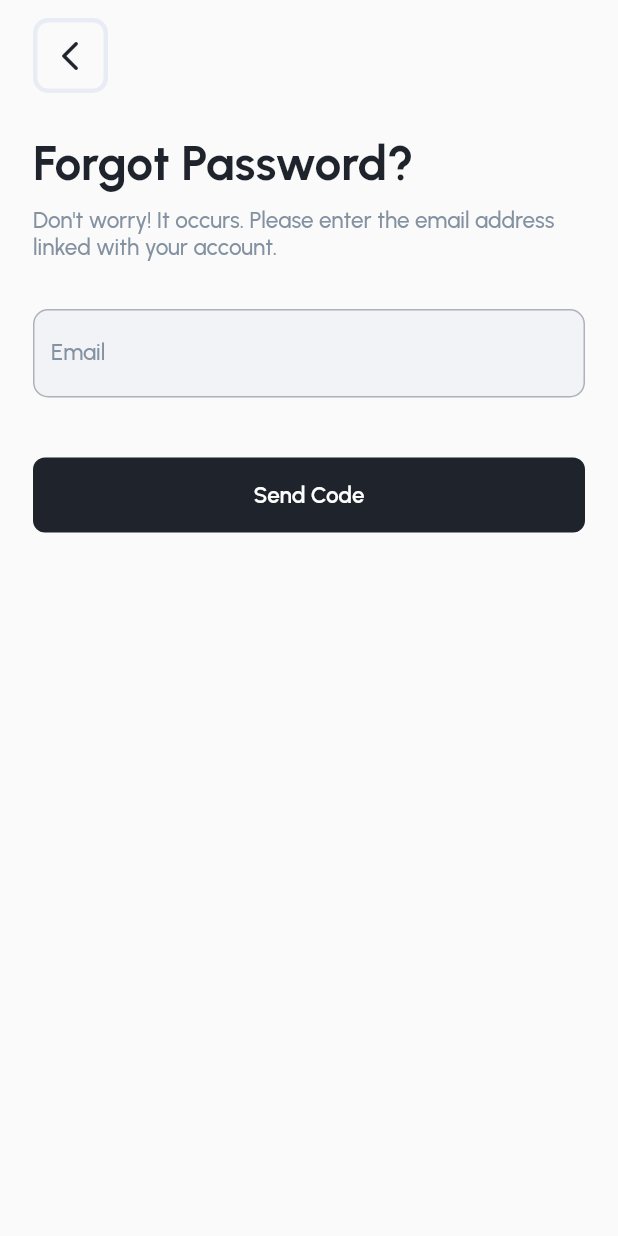
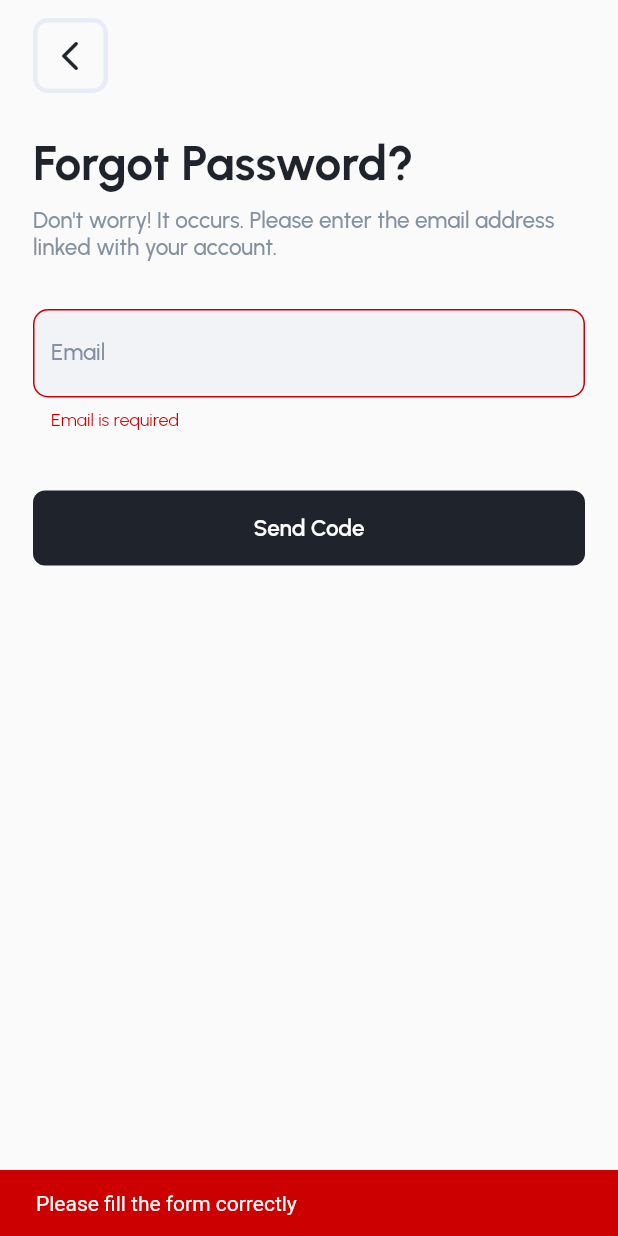
Before and after one commit to pramek008/teknikal_test_fan, a Flutter app: the ForgotPasswordScreen screen opened directly, after a tap on "Send Code", on a phone screen of 412 x 824 dp. Run offline on Flutter 3.47's test engine with Material 2 defaults, Android fonts, the phone set to English and light mode, and no system bars; our stand-ins replace bloc, cloud_firestore, equatable, firebase_auth, firebase_core, flutter_bloc and 1 more; accounts and stored records are empty.

Commit message:
add forgot password & fix verification

```diff
--- a/lib/cubit/email_varification_cubit.dart
+++ b/lib/cubit/email_varification_cubit.dart
@@ -45,4 +45,15 @@ class EmailVarificationCubit extends Cubit<EmailVarificationState> {
       emit(EmailVerificationFailed(e.toString()));
     }
   }
+
+  //reset password
+  void resetPassword(String email) async {
+    try {
+      emit(EmailVerificationLoading());
+      await _authService.resetPassword(email);
+      emit(EmailVerificationSuccess('Reset password email has been sent'));
+    } catch (e) {
+      emit(EmailVerificationFailed(e.toString()));
+    }
+  }
 }
--- a/lib/screens/email_verification_screen.dart
+++ b/lib/screens/email_verification_screen.dart
@@ -19,7 +19,7 @@ class _EmailVerificationScreenState extends State<EmailVerificationScreen> {
   @override
   void initState() {
     //check if user is email verified periodically
-    BlocProvider.of<AuthCubit>(context).getUser();
+    // BlocProvider.of<AuthCubit>(context).getUser();
     Timer.periodic(Duration(seconds: 5), (timer) {
       BlocProvider.of<EmailVarificationCubit>(context).checkEmailVerified();
     });
@@ -93,10 +93,8 @@ class _EmailVerificationScreenState extends State<EmailVerificationScreen> {
               BlocConsumer<EmailVarificationCubit, EmailVarificationState>(
                 listener: (context, state) {
                   if (state is EmailVerificationSuccess) {
-                    // Jika email sudah diverifikasi, maka akan kembali ke halaman home
                     Navigator.pushAndRemoveUntil(
                         context,
-                        // MaterialPageRoute(builder: (context) => HomeScreen()),
                         MaterialPageRoute(builder: (context) => HomeScreen()),
                         (route) => false);
                     ScaffoldMessenger.of(context).showSnackBar(
--- a/lib/screens/forgot_password_screen.dart
+++ b/lib/screens/forgot_password_screen.dart
@@ -1,18 +1,42 @@
+import 'dart:math';
+
 import 'package:flutter/material.dart';
+import 'package:flutter_bloc/flutter_bloc.dart';
+import 'package:test_teknikal_fan/cubit/email_varification_cubit.dart';
 import 'package:test_teknikal_fan/utils/theme.dart';
 import 'package:test_teknikal_fan/utils/validator.dart' as validator;
 import 'package:test_teknikal_fan/widgets/btn_widget.dart';
 import 'package:test_teknikal_fan/widgets/text_form_field.dart';
 
-class ForgotPasswordScreen extends StatelessWidget {
-  const ForgotPasswordScreen({super.key});
+class ForgotPasswordScreen extends StatefulWidget {
+  const ForgotPasswordScreen({super.key, this.email});
+
+  final String? email;
+
+  @override
+  State<ForgotPasswordScreen> createState() => _ForgotPasswordScreenState();
+}
+
+class _ForgotPasswordScreenState extends State<ForgotPasswordScreen> {
+  final _formKey = GlobalKey<FormState>();
+  final _emailController = TextEditingController();
+
+  @override
+  void initState() {
+    if (widget.email != null) {
+      _emailController.text = widget.email!;
+    }
+    super.initState();
+  }
+
+  @override
+  void dispose() {
+    _emailController.dispose();
+    super.dispose();
+  }
 
   @override
   Widget build(BuildContext context) {
-    final _formKey = GlobalKey<FormState>();
-
-    final _emailController = TextEditingController();
-
     Widget heading() => Container(
           margin: EdgeInsets.only(
             top: 12,
@@ -87,11 +111,52 @@ class ForgotPasswordScreen extends StatelessWidget {
                 SizedBox(
                   height: 40,
                 ),
-                CustomButtonWidget(
-                  btnName: 'Send Code',
-                  width: defaultMargin,
-                  statusColor: true,
-                  onPressed: () {},
+                BlocConsumer<EmailVarificationCubit, EmailVarificationState>(
+                  listener: (context, state) {
+                    if (state is EmailVerificationSuccess) {
+                      ScaffoldMessenger.of(context).showSnackBar(
+                        SnackBar(
+                          backgroundColor: greenColor,
+                          content: Text(
+                              'Reset password email has been sent to ${_emailController.text}'),
+                          duration: Duration(seconds: 3),
+                        ),
+                      );
+                      Navigator.popAndPushNamed(context, '/login');
+                    } else if (state is EmailVerificationFailed) {
+                      ScaffoldMessenger.of(context).showSnackBar(
+                        SnackBar(
+                          backgroundColor: redColor,
+                          content: Text(state.message),
+                        ),
+                      );
+                    }
+                  },
+                  builder: (context, state) {
+                    if (state is EmailVerificationLoading) {
+                      return CircularProgressIndicator();
+                    }
+                    return CustomButtonWidget(
+                      btnName: 'Send Code',
+                      width: defaultMargin,
+                      statusColor: true,
+                      onPressed: () {
+                        if (_formKey.currentState!.validate()) {
+                          //send code
+                          context
+                              .read<EmailVarificationCubit>()
+                              .resetPassword(_emailController.text.trim());
+                        } else {
+                          ScaffoldMessenger.of(context).showSnackBar(
+                            SnackBar(
+                              backgroundColor: redColor,
+                              content: Text('Please fill the form correctly'),
+                            ),
+                          );
+                        }
+                      },
+                    );
+                  },
                 )
               ],
             ),
--- a/lib/screens/register_screen.dart
+++ b/lib/screens/register_screen.dart
@@ -204,9 +204,9 @@ class _RegisterScreenState extends State<RegisterScreen> {
                         onPressed: () {
                           if (_formKey.currentState!.validate()) {
                             context.read<AuthCubit>().signUp(
-                                  email: _emailController.text,
-                                  password: _passwordController.text,
-                                  name: _usernameController.text,
+                                  email: _emailController.text.trim(),
+                                  password: _passwordController.text.trim(),
+                                  name: _usernameController.text.trim(),
                                 );
                             emailVerificationCubit.sendVerificationEmail();
                           } else {
--- a/lib/widgets/information_tile.dart
+++ b/lib/widgets/information_tile.dart
@@ -71,7 +71,7 @@ class InformationTileWidget extends StatelessWidget {
             ),
           ),
           Divider(
-            color: Color(0xff5C42B4).withOpacity(0.7),
+            color: greyColor,
             thickness: 1,
           ),
         ],
```
Also changed, not shown: lib/cubit/auth_cubit.dart (+13 -13 lines), lib/screens/home_screen.dart (+12 -2 lines), lib/screens/login_screen.dart (+14 -12 lines), 1 other file.
